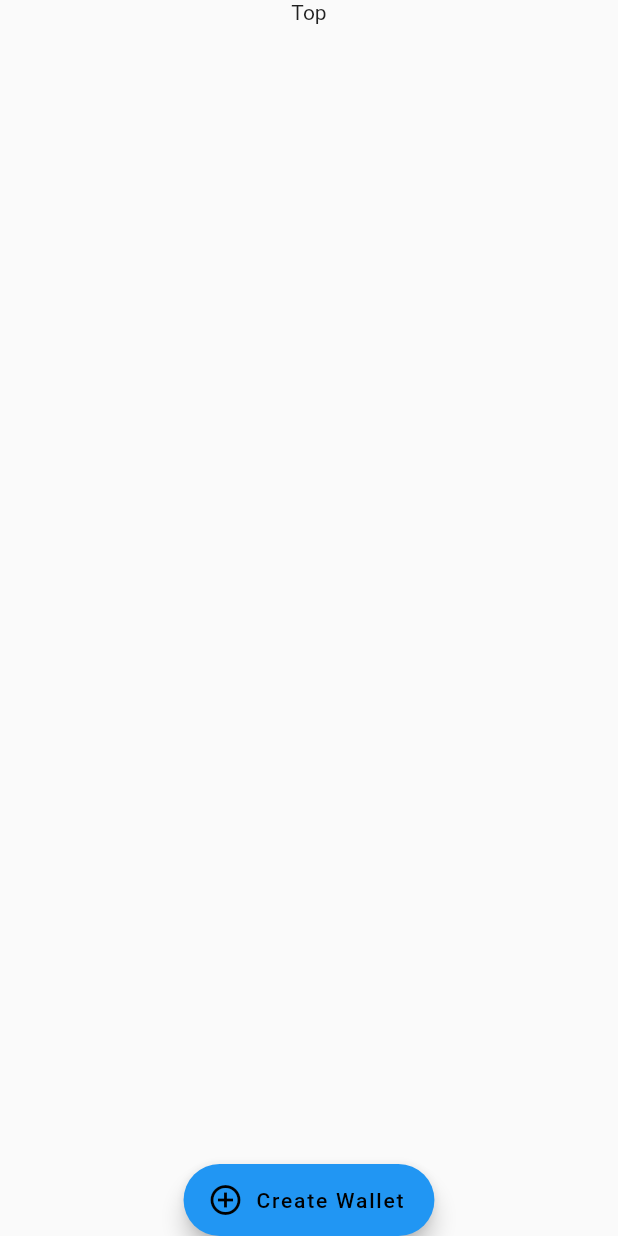
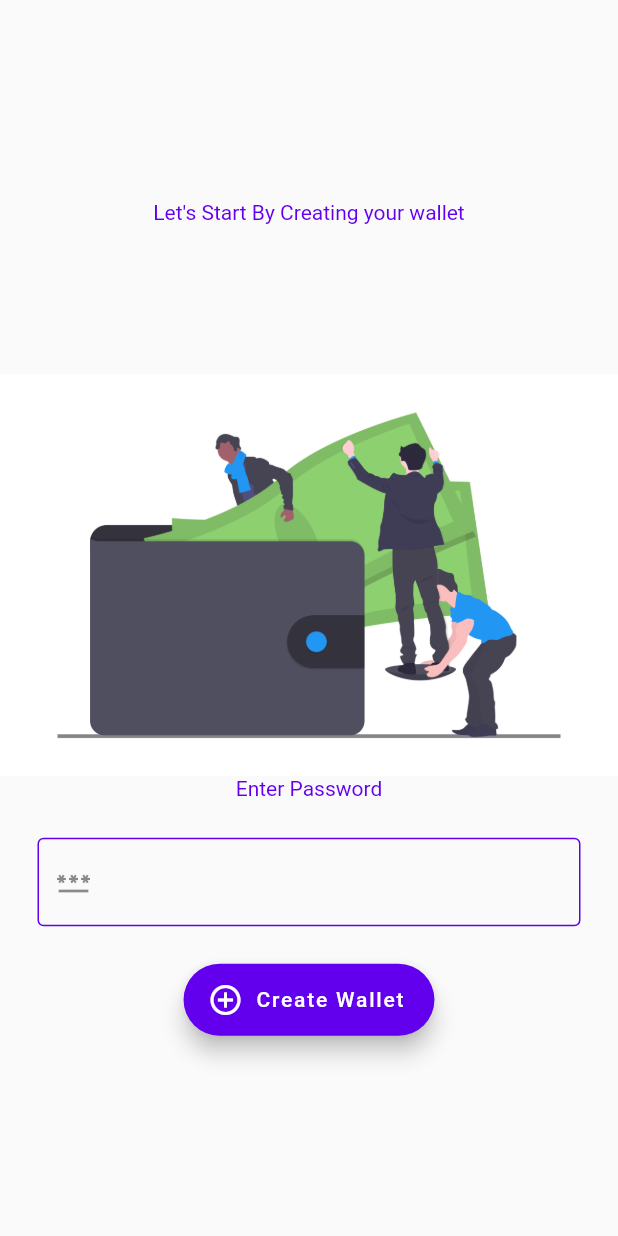
Before and after one commit to reuben21/blockchain_in_healthcare, a Flutter app: the screen it shows after launch, after a tap on "Create Wallet", on a phone screen of 412 x 824 dp. Run offline on Flutter 3.47's test engine with Material 2 defaults, Android fonts, the phone set to English and light mode, and no system bars; drawn by our look-alikes of flutter_form_builder, velocity_x; our stand-ins replace bottom_navy_bar, sqflite; missing offline and left inert: web3dart; accounts and stored records are empty.

Commit message:
Updated with Frontend and Backend

```diff
--- a/blockchain_healthcare_frontend/lib/providers/wallet.dart
+++ b/blockchain_healthcare_frontend/lib/providers/wallet.dart
@@ -88,14 +88,14 @@ class WalletModel with ChangeNotifier {
   }
 
 
-  Future<void> createWallet() async {
+  Future<void> createWallet(String password) async {
 
     Credentials credentials;
     EthereumAddress myAddress;
 
     final url = Uri.parse("http://localhost:3000/wallet/create");
     final response = await http.post(url,body: json.encode({
-    "password":"Reuben21"
+    "password":password
     }),headers: { 'Content-type': 'application/json',
     'Accept': 'application/json'}
     );
@@ -106,7 +106,7 @@ class WalletModel with ChangeNotifier {
     return;
     }
 
-    final wallet = Wallet.fromJson(json.encode(extractedData), "Reuben21");
+    final wallet = Wallet.fromJson(json.encode(extractedData), password);
     print(wallet.privateKey);
     credentials = await wallet.privateKey;
     myAddress = await credentials.extractAddress();
--- a/blockchain_healthcare_frontend/lib/screens/create_wallet.dart
+++ b/blockchain_healthcare_frontend/lib/screens/create_wallet.dart
@@ -1,40 +1,99 @@
 import 'package:blockchain_healthcare_frontend/providers/wallet.dart';
 import 'package:flutter/material.dart';
+import 'package:flutter_form_builder/flutter_form_builder.dart';
 import 'package:provider/provider.dart';
 import 'package:velocity_x/velocity_x.dart';
 
-class CreateWallet extends StatelessWidget {
+class CreateWallet extends StatefulWidget {
   CreateWallet({Key key}) : super(key: key);
+
+  @override
+  State<CreateWallet> createState() => _CreateWalletState();
+}
+
+class _CreateWalletState extends State<CreateWallet> {
+  final _formKey = GlobalKey<FormBuilderState>();
 
   @override
   Widget build(BuildContext context) {
     // TODO: implement build
     return Scaffold(
       body: Container(
-        child:  Column(
-          mainAxisSize: MainAxisSize.max,
+        child: Column(
+          mainAxisAlignment: MainAxisAlignment.center,
           children: <Widget>[
-            Text('Top'),
-            Expanded(
-              child: Align(
+            Text(
+              "Let's Start By Creating your wallet",
+              style: TextStyle(
+                color: Color(0xFF6200EE),
+              ),
+            ),
+            Padding(
+              padding: const EdgeInsets.only(top: 100),
+              child:
+                  Center(child: Image.asset("assets/images/undraw_wallet.png")),
+            ),
+            Text(
+              "Enter Password",
+              style: TextStyle(
+                color: Color(0xFF6200EE),
+              ),
+            ),
+            FormBuilder(
+                key: _formKey,
+                autovalidateMode: AutovalidateMode.onUserInteraction,
+                child: Padding(
+                    padding: const EdgeInsets.all(25.0),
+                    child: FormBuilderTextField(
+                      maxLines: 1,
+                      name: 'password',
+                      obscureText: true,
+                      decoration: const InputDecoration(
+                        prefixIcon: Icon(Icons.password),
+                        border: OutlineInputBorder(),
+                        labelStyle: TextStyle(
+                          color: Color(0xFF6200EE),
+                        ),
+                        errorBorder: OutlineInputBorder(
+                          borderSide: BorderSide(color: Color(0xFF6200EE)),
+                        ),
+                        focusedErrorBorder: OutlineInputBorder(
+                          borderSide: BorderSide(color: Color(0xFF6200EE)),
+                        ),
+                        enabledBorder: OutlineInputBorder(
+                          borderSide: BorderSide(color: Color(0xFF6200EE)),
+                        ),
+                      ),
+
+                      // valueTransformer: (text) => num.tryParse(text),
+                      validator: FormBuilderValidators.compose([
+                        FormBuilderValidators.required(context),
+                        FormBuilderValidators.maxLength(context, 15)
+                      ]),
+                      keyboardType: TextInputType.visiblePassword,
+                    ))),
+            Align(
               alignment: Alignment.bottomCenter,
-                child:   HStack(
+              child: HStack(
                 [
                   FloatingActionButton.extended(
-                      backgroundColor: Colors.blue,
-                      foregroundColor: Colors.black,
-                      onPressed: () {
+                    backgroundColor: const Color(0xFF6200EE),
+                    foregroundColor: Colors.white,
+                    onPressed: () async {
+                      _formKey.currentState.save();
+                      if (_formKey.currentState.validate()) {
+                        print(_formKey.currentState.value["password"]);
                         Provider.of<WalletModel>(context, listen: false)
-                            .createWallet();
+                            .createWallet(
+                                _formKey.currentState.value["password"]);
+                      }
                     },
                     icon: const Icon(Icons.add_circle_outline_outlined),
                     label: const Text('Create Wallet'),
                   ),
-
                 ],
                 alignment: MainAxisAlignment.spaceAround,
                 axisSize: MainAxisSize.max,
-                ),
               ),
             ),
           ],
--- a/blockchain_healthcare_frontend/pubspec.yaml
+++ b/blockchain_healthcare_frontend/pubspec.yaml
@@ -38,7 +38,7 @@ dependencies:
   sqflite_common: ^2.0.0+2
   velocity_x: ^3.3.0
   flutter_form_builder: ^6.2.0
-  tezster_dart: ^2.1.1
+
   # The following adds the Cupertino Icons font to your application.
   # Use with the CupertinoIcons class for iOS style icons.
   cupertino_icons: ^1.0.2
@@ -67,6 +67,7 @@ flutter:
     - assets/icons/ethereum.png
     - assets/images/sign_up.png
     - assets/images/sign_in.png
+    - assets/images/undraw_wallet.png
     - assets/abis/AccessControl.json
     - assets/abis/AccessControlEnumerable.json
     - assets/abis/Address.json
```
Also changed, not shown: blockchain_healthcare_frontend/assets/images/undraw_wallet.png (added). Lines whose indentation alone changed are shown as unchanged.
